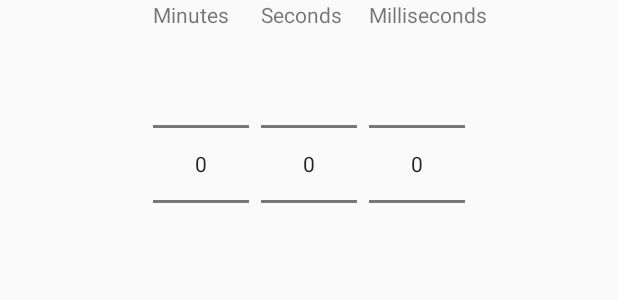
After one commit to beatmarkr/beatmarkr, an Android app: the layout dialog_adjust_time.xml on its own in the app's theme, with its tools: preview values and no code run, on a phone screen of 412 x 824 dp. The commit adds this screen. Shown: the top 300 px of the screen. Run offline under Robolectric (Android 15) with nearby library versions, the phone set to English and light mode, and no system bars.

Commit message:
Finished UI/front end of edit dialog

```diff
--- a/app/src/main/res/layout/activity_bookmarks.xml
+++ b/app/src/main/res/layout/activity_bookmarks.xml
@@ -12,4 +12,9 @@
         android:layout_width="wrap_content"
         android:layout_height="wrap_content" />
 
+    <Button android:text="Edit"
+        android:layout_width="wrap_content"
+        android:layout_height="wrap_content"
+        android:onClick="editBookmark" />
+
 </LinearLayout>
--- /dev/null
+++ b/app/src/main/res/layout/dialog_adjust_time.xml
@@ -0,0 +1,67 @@
+<?xml version="1.0" encoding="utf-8"?>
+<RelativeLayout xmlns:android="http://schemas.android.com/apk/res/android"
+    android:orientation="vertical"
+    android:layout_width="match_parent"
+    android:layout_height="match_parent">
+
+    <!-- Minutes -->
+    <LinearLayout
+        android:layout_width="wrap_content"
+        android:layout_height="wrap_content"
+        android:orientation="vertical"
+        android:layout_marginLeft="4dp"
+        android:layout_marginRight="4dp"
+        android:layout_toLeftOf="@+id/secondsColumn"
+        android:layout_toStartOf="@+id/secondsColumn" >
+
+        <TextView android:text="Minutes"
+            android:layout_width="wrap_content"
+            android:layout_height="wrap_content" />
+
+        <NumberPicker android:id="@+id/minutes"
+            android:layout_width="wrap_content"
+            android:layout_height="wrap_content" />
+
+    </LinearLayout>
+
+    <!-- Seconds -->
+    <LinearLayout android:id="@+id/secondsColumn"
+        android:layout_width="wrap_content"
+        android:layout_height="wrap_content"
+        android:orientation="vertical"
+        android:layout_marginLeft="4dp"
+        android:layout_marginRight="4dp"
+        android:layout_centerHorizontal="true" >
+
+        <TextView android:id="@+id/secondsText"
+            android:text="Seconds"
+            android:layout_width="wrap_content"
+            android:layout_height="wrap_content" />
+
+        <NumberPicker android:id="@+id/seconds"
+            android:layout_width="wrap_content"
+            android:layout_height="wrap_content" />
+
+    </LinearLayout>
+
+    <!-- Milliseconds -->
+    <LinearLayout
+        android:layout_width="wrap_content"
+        android:layout_height="wrap_content"
+        android:orientation="vertical"
+        android:layout_marginLeft="4dp"
+        android:layout_marginRight="4dp"
+        android:layout_toRightOf="@+id/secondsColumn"
+        android:layout_toEndOf="@+id/secondsColumn" >
+
+        <TextView android:text="Milliseconds"
+            android:layout_width="wrap_content"
+            android:layout_height="wrap_content" />
+
+        <NumberPicker android:id="@+id/milliseconds"
+            android:layout_width="wrap_content"
+            android:layout_height="wrap_content" />
+
+    </LinearLayout>
+
+</RelativeLayout>
```
Also changed, not shown: app/src/main/java/com/cs130/beatmarkr/BookmarksActivity.java (+7 -0 lines), app/src/main/java/com/cs130/beatmarkr/EditDialog.java (added, +144 -0 lines), app/src/main/res/layout/dialog_rename.xml (added, +16 -0 lines), 1 other file.
